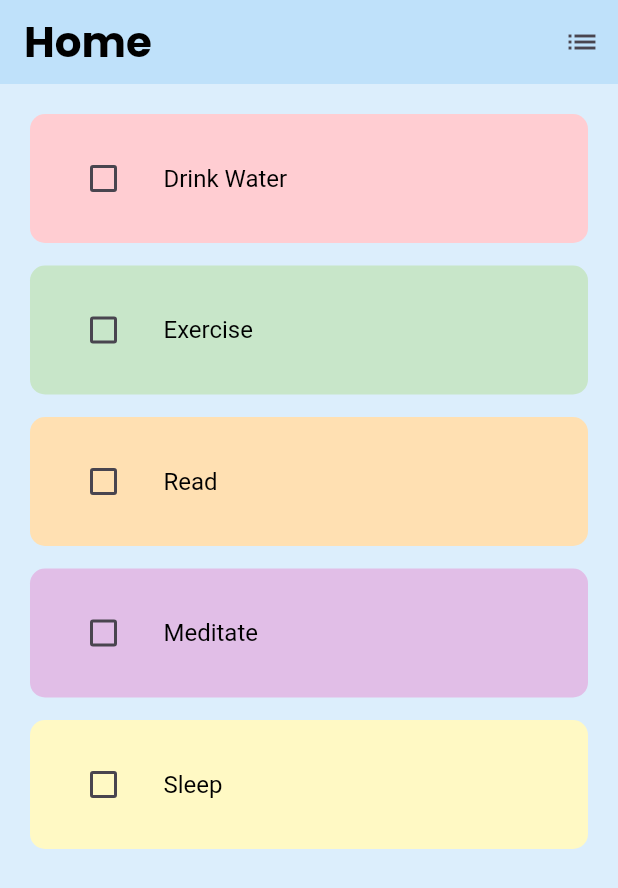
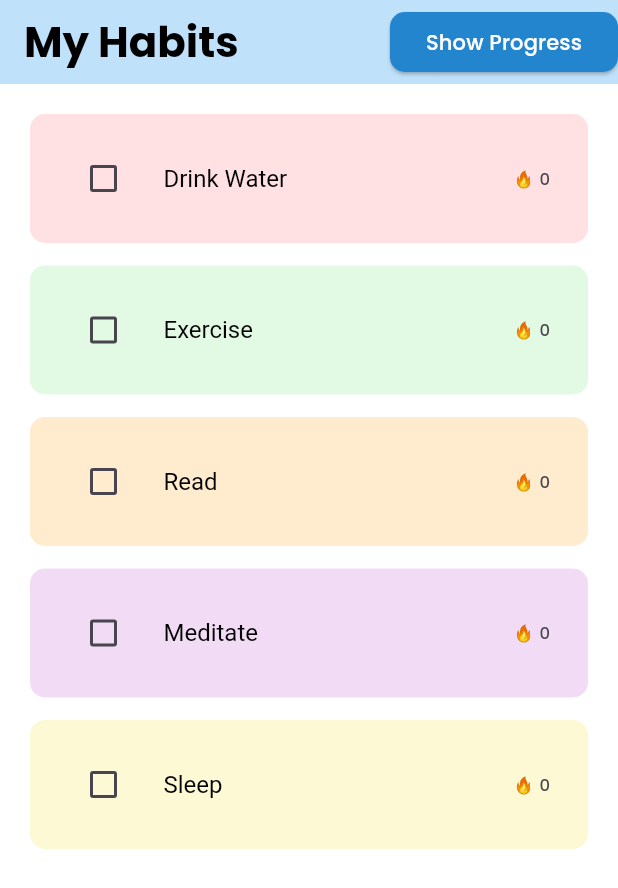
Before and after one commit to haadiyaa/goldensynapse_test, a Flutter app: the HomeScreen screen opened directly, on a phone screen of 412 x 824 dp. Shown: the top 888 px of the screen. Run offline on Flutter 3.47's test engine with Material 3 defaults, Android fonts, the phone set to English and light mode, and no system bars; our stand-ins replace another_flutter_splash_screen; missing offline and left inert: charts_flutter_maintained.

Commit message:
daily progress and streaks added

```diff
--- a/lib/core/appcolors.dart
+++ b/lib/core/appcolors.dart
@@ -2,21 +2,14 @@ import 'package:flutter/material.dart';
 
 class AppColors {
   static const Color white = Colors.white;
-  static Color lightBlue = const Color.fromARGB(255, 220, 238, 252);
+  static Color lightBlue = const Color.fromARGB(255, 36, 133, 207);
   static Color lightBlue2 = const Color.fromARGB(255, 191, 225, 250);
   static const Color black = Colors.black;
   static List<Color> tileColors = [
-    Colors.red.shade100,
-    Colors.green.shade100,
-    Colors.orange.shade100,
-    Colors.purple.shade100,
-    Colors.yellow.shade100,
-  ];
-  static List<Color> tileTextColors = [
-    const Color.fromARGB(255, 92, 14, 14),
-    const Color.fromARGB(255, 14, 54, 16),
-    const Color.fromARGB(255, 97, 39, 8),
-    const Color.fromARGB(255, 39, 9, 77),
-    const Color.fromARGB(255, 105, 49, 0),
+    const Color.fromARGB(255, 255, 224, 227),
+    const Color.fromARGB(255, 226, 249, 227),
+    const Color.fromARGB(255, 255, 235, 205),
+    const Color.fromARGB(255, 241, 219, 245),
+    const Color.fromARGB(255, 253, 249, 213),
   ];
 }
--- a/lib/data/models/habitmodel.dart
+++ b/lib/data/models/habitmodel.dart
@@ -1,8 +1,13 @@
 class HabitModel {
   String name;
   bool isCompleted;
+  int streak;
+  DateTime? lastCompleted;
+
   HabitModel({
     required this.name,
-    this.isCompleted=false,
+    this.isCompleted = false,
+    this.streak = 0,
+    this.lastCompleted,
   });
 }
--- a/lib/main.dart
+++ b/lib/main.dart
@@ -22,7 +22,7 @@ class MyApp extends StatelessWidget {
       ],
       child: MaterialApp(
         theme: ThemeData(
-          scaffoldBackgroundColor: AppColors.lightBlue,
+          scaffoldBackgroundColor: AppColors.white,
           appBarTheme: AppBarTheme(
             titleTextStyle: AppTextStyle.head,
             backgroundColor: AppColors.lightBlue2,
--- a/lib/presentation/homescreen/view/homescreen.dart
+++ b/lib/presentation/homescreen/view/homescreen.dart
@@ -1,4 +1,5 @@
 import 'package:flutter/material.dart';
+import 'package:goldensynapse_task/core/appcolors.dart';
 import 'package:goldensynapse_task/core/constants.dart';
 import 'package:goldensynapse_task/presentation/dailyprogressscreen/view/dailyprogressscreen.dart';
 import 'package:goldensynapse_task/presentation/homescreen/widgets/habittile.dart';
@@ -12,14 +13,23 @@ class HomeScreen extends StatelessWidget {
   Widget build(BuildContext context) {
     return Scaffold(
       appBar: AppBar(
-        title: Text('Home'),
+        title: const Text('My Habits'),
         actions: [
-          IconButton(
+          ElevatedButton(
+            style: ElevatedButton.styleFrom(
+              foregroundColor: AppColors.white,
+              backgroundColor: AppColors.lightBlue,
+              shape: RoundedRectangleBorder(
+                borderRadius: BorderRadius.circular(10),
+              ),
+            ),
             onPressed: () {
-              Navigator.push(context,
-                  MaterialPageRoute(builder: (_) => DailyProgressScreen()));
+              Navigator.push(
+                  context,
+                  MaterialPageRoute(
+                      builder: (_) => const DailyProgressScreen()));
             },
-            icon: Icon(Icons.list),
+            child: const Text('Show Progress'),
           ),
         ],
       ),
@@ -38,7 +48,6 @@ class HomeScreen extends StatelessWidget {
                   itemBuilder: (BuildContext context, int index) {
                     return HabitTile(
                       onChanged: (value) {
-                        print(value);
                         functionsProvider.updateCheck(
                           Constants.habitList[index],
                           value,
--- a/lib/presentation/homescreen/widgets/habittile.dart
+++ b/lib/presentation/homescreen/widgets/habittile.dart
@@ -24,6 +24,8 @@ class HabitTile extends StatelessWidget {
         fontSize: 16,
         color: AppColors.black,
       ),
+      trailing:
+          Text('${String.fromCharCodes(Runes('\u{1F525}'))} ${habit.streak}'),
       leading: Checkbox(
         value: habit.isCompleted,
         onChanged: onChanged,
--- a/pubspec.yaml
+++ b/pubspec.yaml
@@ -37,6 +37,7 @@ dependencies:
   cupertino_icons: ^1.0.8
   provider: ^6.1.2
   another_flutter_splash_screen: ^1.2.1
+  charts_flutter_maintained: ^0.12.2
 
 dev_dependencies:
   flutter_test:
```
Also changed, not shown: lib/presentation/dailyprogressscreen/view/dailyprogressscreen.dart (+23 -0 lines), lib/presentation/dailyprogressscreen/widgets/mychart.dart (added, +52 -0 lines), lib/providers/functionsprovider.dart (+19 -2 lines), pubspec.lock, 2 other files.
